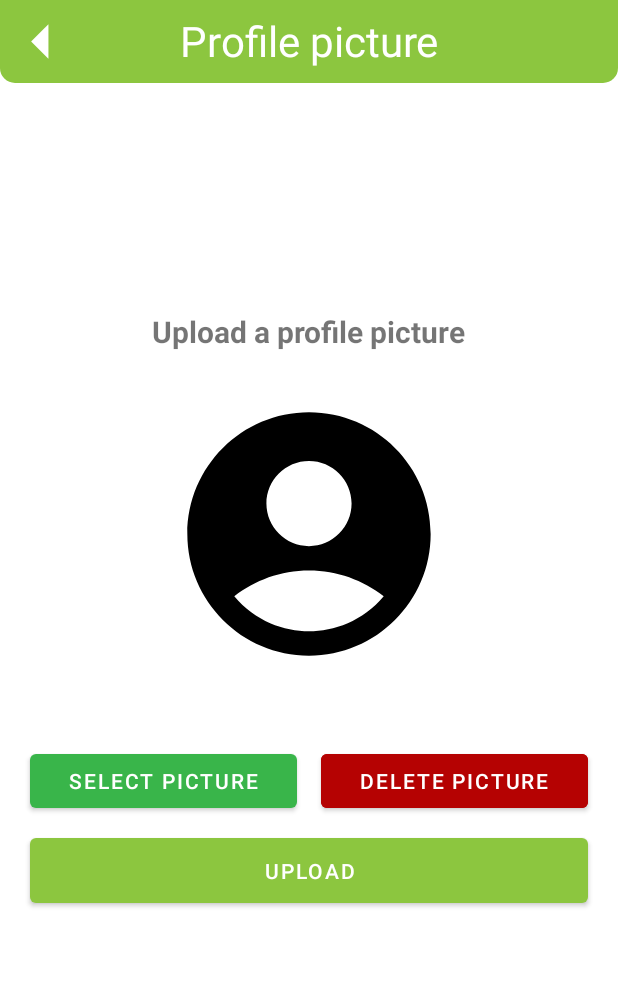
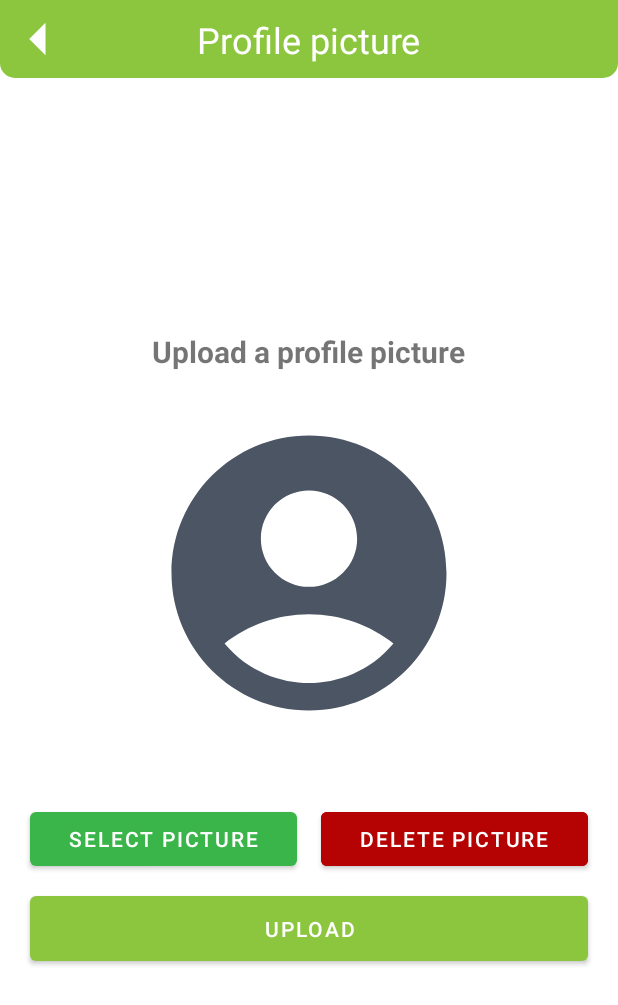
Before and after one commit to deka9584/aworldaction_android, an Android app: the layout activity_upload_photo_profile.xml on its own in the app's theme, with its tools: preview values and no code run, on a phone screen of 412 x 824 dp. Shown: the top 1005 px of the screen. Run offline under Robolectric (Android 15) with nearby library versions, the phone set to English and light mode, and no system bars; network calls fail.

Commit message:
ViewModel, API Client

```diff
--- a/app/build.gradle
+++ b/app/build.gradle
@@ -13,7 +13,7 @@ android {
         minSdk 29
         targetSdk 33
         versionCode 1
-        versionName "1.8"
+        versionName "2.0"
 
         testInstrumentationRunner "androidx.test.runner.AndroidJUnitRunner"
     }
--- a/app/src/main/java/com/example/aworldaction/managers/CampaignDetailManager.kt
+++ b/app/src/main/java/com/example/aworldaction/models/CampaignDetailModel.kt
@@ -1,4 +1,4 @@
-package com.example.aworldaction.managers
+package com.example.aworldaction.models
 
 import android.util.Log
 import android.widget.Toast
@@ -9,7 +9,7 @@ import com.example.aworldaction.activities.DetailActivity
 import com.example.aworldaction.settings.AppSettings
 import org.json.JSONObject
 
-class CampaignDetailManager(private val activity: DetailActivity) {
+class CampaignDetailModel(private val activity: DetailActivity) {
     private var campaign: JSONObject? = null
     private val pictures = ArrayList<JSONObject>()
     private val contributors = ArrayList<JSONObject>()
--- a/app/src/main/java/com/example/aworldaction/settings/AppSettings.kt
+++ b/app/src/main/java/com/example/aworldaction/settings/AppSettings.kt
@@ -52,6 +52,10 @@ object AppSettings {
         return user
     }
 
+    fun getUserID(): Int {
+        return user?.optInt("id") ?: 0
+    }
+
     fun setUser(user: JSONObject?) {
         this.user = user
     }
--- a/app/src/main/res/layout/activity_upload_photo_profile.xml
+++ b/app/src/main/res/layout/activity_upload_photo_profile.xml
@@ -16,6 +16,7 @@
         <ImageButton
             android:id="@+id/backBtn"
             style="@style/back_icon_btn"
+            android:contentDescription="@string/account"
             app:layout_constraintBottom_toBottomOf="parent"
             app:layout_constraintStart_toStartOf="parent"
             app:layout_constraintTop_toTopOf="parent" />
@@ -29,51 +30,31 @@
             app:layout_constraintTop_toTopOf="parent" />
     </androidx.constraintlayout.widget.ConstraintLayout>
 
+    <ScrollView
+        android:layout_width="match_parent"
+        android:layout_height="0dp"
+        android:fillViewport="true"
+        app:layout_constraintBottom_toBottomOf="parent"
+        app:layout_constraintTop_toBottomOf="@+id/viewTitleArea">
+
         <LinearLayout
-        android:layout_width="0dp"
-        android:layout_height="0dp"
+            android:layout_width="match_parent"
+            android:layout_height="wrap_content"
             android:gravity="center"
             android:orientation="vertical"
-        android:padding="12dp"
-        app:layout_constraintBottom_toBottomOf="parent"
-        app:layout_constraintEnd_toEndOf="parent"
-        app:layout_constraintStart_toStartOf="parent"
-        app:layout_constraintTop_toTopOf="parent">
+            android:padding="12dp">
 
             <TextView
                 style="@style/sub_head"
                 android:layout_marginBottom="24dp"
-            android:text="@string/upload_profile_photo"/>
-
-        <androidx.constraintlayout.widget.ConstraintLayout
-            android:layout_width="match_parent"
-            android:layout_height="wrap_content">
-
-            <androidx.constraintlayout.widget.Guideline
-                android:id="@+id/guideline2"
-                android:layout_width="wrap_content"
-                android:layout_height="wrap_content"
-                android:orientation="vertical"
-                app:layout_constraintGuide_begin="97dp" />
-
-            <androidx.constraintlayout.widget.Guideline
-                android:id="@+id/guideline3"
-                android:layout_width="wrap_content"
-                android:layout_height="wrap_content"
-                android:orientation="vertical"
-                app:layout_constraintGuide_end="97dp" />
+                android:text="@string/upload_profile_photo" />
 
             <de.hdodenhof.circleimageview.CircleImageView
                 android:id="@+id/pictureDisplay"
-                android:layout_width="0dp"
-                android:layout_height="0dp"
-                app:layout_constraintDimensionRatio="w,1:1"
-                android:src="@drawable/ic_baseline_account_circle_24"
-                app:layout_constraintBottom_toBottomOf="parent"
-                app:layout_constraintEnd_toStartOf="@+id/guideline3"
-                app:layout_constraintStart_toStartOf="@+id/guideline2"
-                app:layout_constraintTop_toTopOf="parent" />
-        </androidx.constraintlayout.widget.ConstraintLayout>
+                android:layout_width="220dp"
+                android:layout_height="220dp"
+                android:background="@drawable/ic_baseline_account_circle_24"
+                android:backgroundTint="@color/gray_600"/>
 
             <TextView
                 android:id="@+id/statusDisplay"
@@ -85,33 +66,32 @@
                 android:layout_width="match_parent"
                 android:layout_height="wrap_content"
                 android:gravity="center"
-            android:orientation="horizontal"
-            >
+                android:orientation="horizontal">
 
                 <Button
                     android:id="@+id/pickerBtn"
                     android:layout_width="0dp"
                     android:layout_height="wrap_content"
+                    android:layout_marginHorizontal="8dp"
                     android:layout_weight="1"
-                android:text="@string/picker_gallery"
-                android:layout_marginHorizontal="8dp" />
+                    android:text="@string/picker_gallery" />
 
                 <Button
                     android:id="@+id/deletePictureBtn"
                     android:layout_width="0dp"
                     android:layout_height="wrap_content"
+                    android:layout_marginHorizontal="8dp"
                     android:layout_weight="1"
-                android:text="@string/remove_picture"
                     android:backgroundTint="@color/danger"
-                android:layout_marginHorizontal="8dp" />
+                    android:text="@string/remove_picture" />
             </LinearLayout>
 
             <Button
                 android:id="@+id/uploadBtn"
                 style="@style/login_next_btn"
                 android:text="@string/upload" />
-
         </LinearLayout>
+    </ScrollView>
 
     <androidx.core.widget.ContentLoadingProgressBar
         android:id="@+id/progressBar"
--- a/app/src/main/res/values/themes.xml
+++ b/app/src/main/res/values/themes.xml
@@ -45,14 +45,22 @@
 
     <style name="view_title_area">
         <item name="android:layout_width">match_parent</item>
-        <item name="android:layout_height">55dp</item>
+        <item name="android:layout_height">52dp</item>
         <item name="android:background">@drawable/top_menu_bg</item>
     </style>
 
     <style name="view_detail_title_area">
         <item name="android:layout_width">match_parent</item>
-        <item name="android:layout_height">55dp</item>
+        <item name="android:layout_height">52dp</item>
         <item name="android:background">@color/light_green</item>
+    </style>
+
+    <style name="view_title">
+        <item name="android:layout_width">wrap_content</item>
+        <item name="android:layout_height">wrap_content</item>
+        <item name="android:textColor">@color/white</item>
+        <item name="android:textSize">24dp</item>
+        <item name="android:layout_marginVertical">2dp</item>
     </style>
 
     <style name="item_campaign_title_area">
@@ -79,14 +87,6 @@
         <item name="contentDescription">Add photo</item>
         <item name="android:scaleType">fitXY</item>
         <item name="android:src">@drawable/ic_baseline_add_photo_alternate_24</item>
-    </style>
-
-    <style name="view_title">
-        <item name="android:layout_width">wrap_content</item>
-        <item name="android:layout_height">wrap_content</item>
-        <item name="android:textColor">@color/white</item>
-        <item name="android:textSize">28dp</item>
-        <item name="android:layout_marginBottom">2dp</item>
     </style>
 
     <style name="login_view_item">
```
Also changed, not shown: app/src/main/java/com/example/aworldaction/activities/DetailActivity.kt (+14 -18 lines), app/src/main/java/com/example/aworldaction/activities/auth/LoginActivity.kt (+20 -46 lines), app/src/main/java/com/example/aworldaction/activities/clients/AuthApiClient.kt (added, +63 -0 lines), app/src/main/java/com/example/aworldaction/activities/clients/ContentApiClient.kt (added, +113 -0 lines), app/src/main/java/com/example/aworldaction/activities/fragments/ListFragment.kt (+23 -29 lines), app/src/main/java/com/example/aworldaction/adapters/CampaignAdapter.kt (+28 -50 lines), app/src/main/java/com/example/aworldaction/managers/ListFragmentManager.kt (deleted, +0 -65 lines), app/src/main/java/com/example/aworldaction/models/ListFragmentModel.kt (added, +44 -0 lines), app/src/main/java/com/example/aworldaction/requests/RequestsHelper.kt (+21 -16 lines), app/src/main/res/layout/activity_login.xml (+12 -5 lines), app/src/main/res/layout/activity_register.xml (+17 -13 lines), app/src/main/res/layout/campaign_item.xml (+16 -8 lines). Lines whose indentation alone changed are shown as unchanged.
